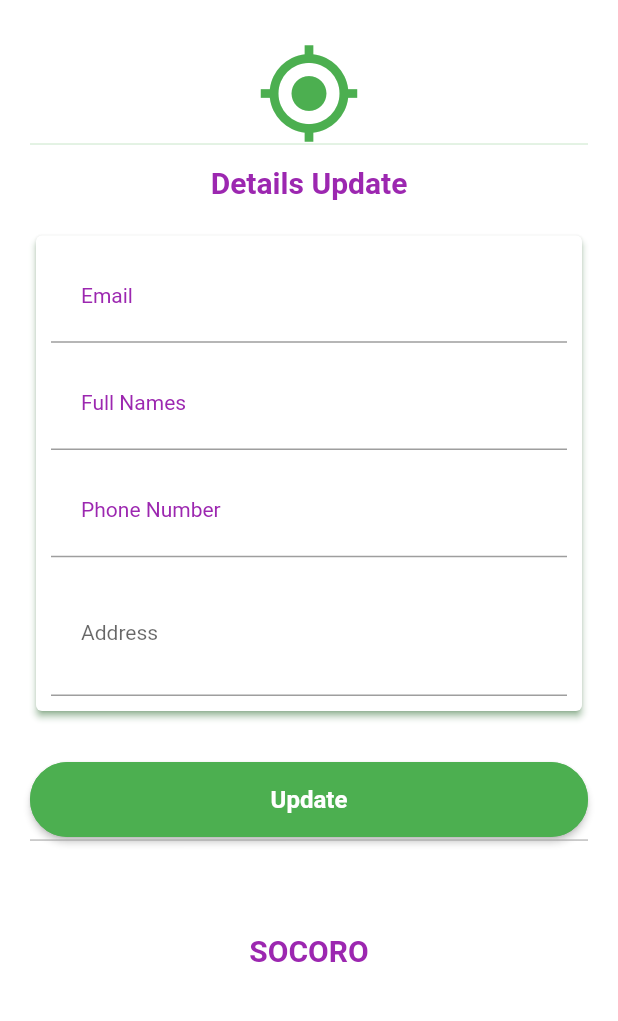
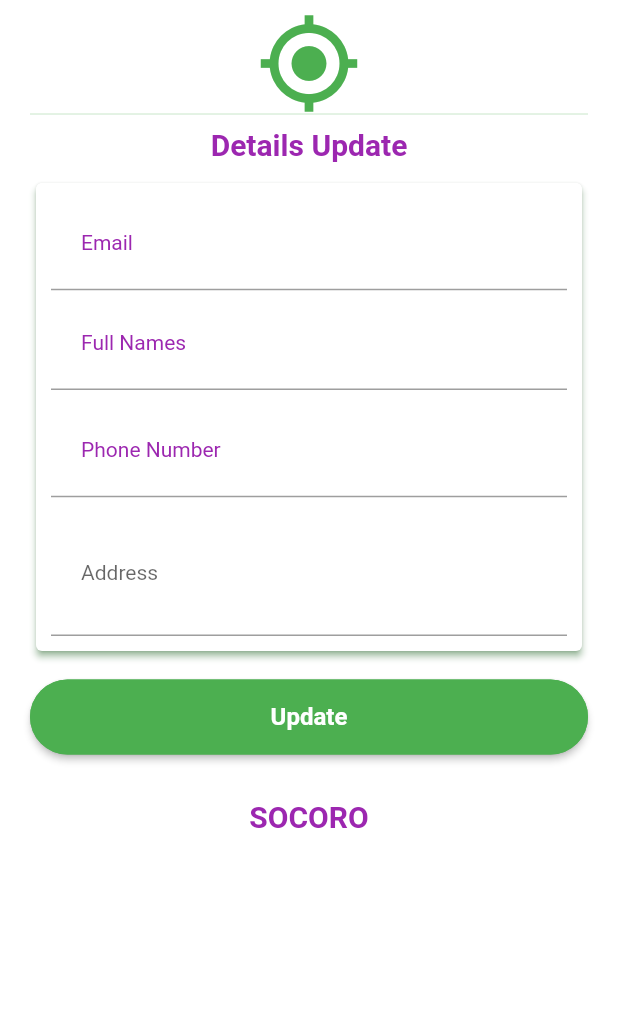
Before and after one commit to MeshackT/emergency_app_, a Flutter app: the UpdateProfile screen opened by its route, on a phone screen of 412 x 824 dp, the part 84-1105 px from its top. Run offline on Flutter 3.47's test engine with Material 2 defaults, Android fonts, the phone set to English and light mode, and no system bars; our stand-ins replace cloud_firestore, firebase_auth, firebase_core, fluttertoast, geocoding, geolocator and 1 more; missing offline and left inert: flutter_phone_direct_caller; accounts and stored records are empty.

```diff
--- a/lib/UserProfile.dart
+++ b/lib/UserProfile.dart
@@ -72,7 +72,7 @@ class _UserProfileState extends State<UserProfile> {
               child: Column(
                 children: [
                   const SizedBox(
-                    height: 40.0,
+                    height: 10.0,
                   ),
                   Container(
                     height: 70,
@@ -224,7 +224,7 @@ class _UserProfileState extends State<UserProfile> {
                   /////////////////////////////////////////////////////////////////////////
                   ////////////////////////////////////////////////////////////////////////
                   const SizedBox(
-                    height: 30.0,
+                    height: 20.0,
                   ),
                   Center(
                     child: TextButton(
--- a/lib/updateProfile.dart
+++ b/lib/updateProfile.dart
@@ -70,7 +70,7 @@ class _UpdateProfileState extends State<UpdateProfile> {
                 crossAxisAlignment: CrossAxisAlignment.stretch,
                 children: [
                   const SizedBox(
-                    height: 25.0,
+                    height: 5.0,
                   ),
 
                   Container(
@@ -92,7 +92,7 @@ class _UpdateProfileState extends State<UpdateProfile> {
                     color: Colors.green[100],
                   ),
                   Container(
-                    margin: const EdgeInsets.only(bottom: 10, top: 10),
+                    margin: const EdgeInsets.only(bottom: 5, top: 5),
                     child: const Center(
                       child: Text(
                         "Details Update",
@@ -104,7 +104,7 @@ class _UpdateProfileState extends State<UpdateProfile> {
                     ),
                   ),
                   const SizedBox(
-                    height: 10.0,
+                    height: 5.0,
                   ),
                   Card(
                     color: Colors.white,
@@ -117,8 +117,7 @@ class _UpdateProfileState extends State<UpdateProfile> {
                         child: Column(
                           children: [
                             Container(
-                              margin:
-                                  const EdgeInsets.only(bottom: 10, top: 10),
+                              margin: const EdgeInsets.only(bottom: 5, top: 10),
                               child: TextFormField(
                                 controller: email,
                                 onSaved: (value) {
@@ -279,7 +278,7 @@ class _UpdateProfileState extends State<UpdateProfile> {
                     ),
                   ),
                   const SizedBox(
-                    height: 30.0,
+                    height: 15.0,
                   ),
                   //////////////buttons///////////////
 
@@ -312,13 +311,8 @@ class _UpdateProfileState extends State<UpdateProfile> {
                     ),
                   ),
 
-                  const Divider(
-                    height: 4.0,
-                    color: Colors.grey,
-                  ),
-
                   Padding(
-                    padding: const EdgeInsets.only(top: 60),
+                    padding: const EdgeInsets.only(top: 30),
                     child: Container(
                       alignment: Alignment.bottomCenter,
                       child: const Text(
```
Also changed, not shown: lib/AmbulanceScreen.dart (+8 -9 lines), lib/CallerClass/DirectCallerClass.dart (+11 -6 lines), lib/FireFighterScreen.dart (+7 -7 lines), lib/PoliceScreen.dart (+7 -8 lines), lib/ThreeButtonsScreens.dart (+9 -2 lines), lib/UserRegister.dart (+17 -4 lines). Lines whose indentation alone changed are shown as unchanged.
